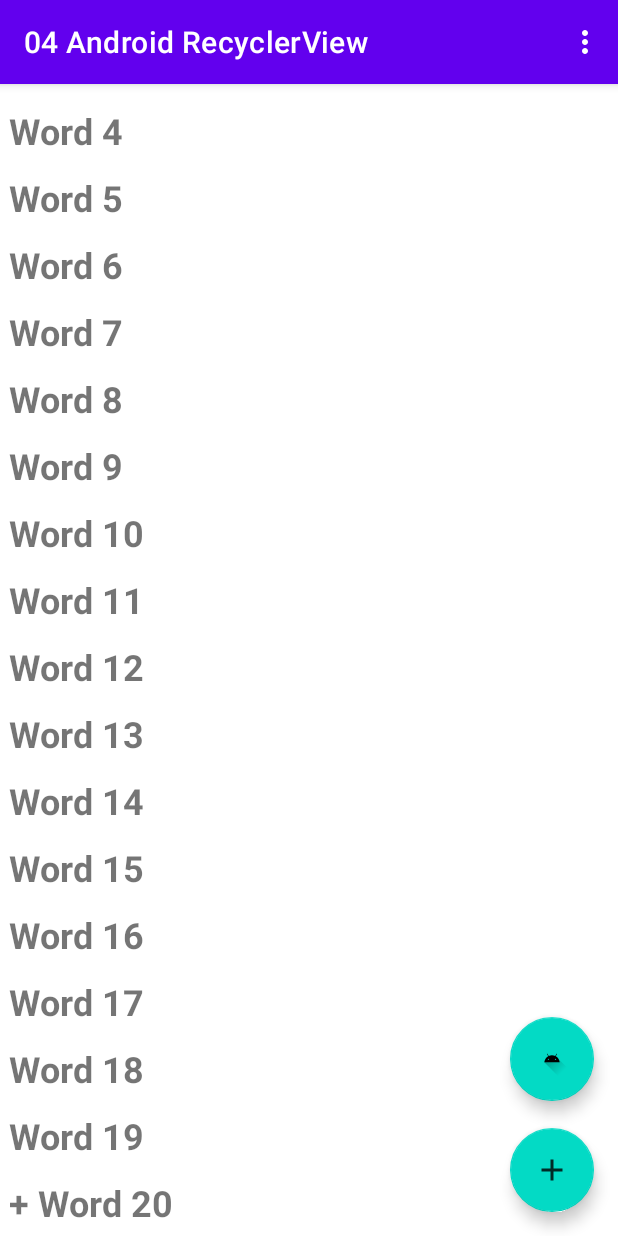
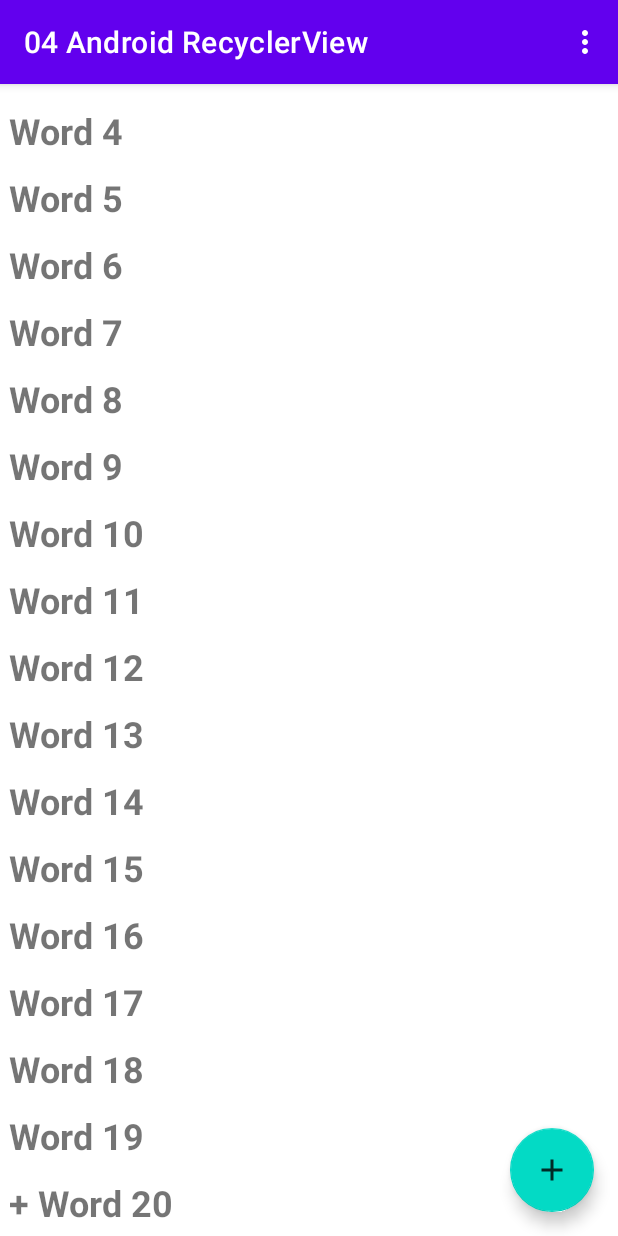
Before and after one commit to AnnisaFitry/04-android-recyclerview, an Android app: the screen it shows after launch (MainActivity), after a tap on an icon or button, on a phone screen of 412 x 824 dp. Run offline under Robolectric (Android 15) with nearby library versions, the phone set to English and light mode, and no system bars.

Commit message:
challenge_fix

```diff
--- a/app/src/main/java/jti/annisafitriy/a04androidrecyclerview/MainActivity.java
+++ b/app/src/main/java/jti/annisafitriy/a04androidrecyclerview/MainActivity.java
@@ -1,22 +1,22 @@
 package jti.annisafitriy.a04androidrecyclerview;
 
+import android.annotation.SuppressLint;
 import android.os.Bundle;
 import android.view.Menu;
 import android.view.MenuItem;
-import android.view.View;
 import androidx.appcompat.widget.Toolbar;
 import androidx.appcompat.app.AppCompatActivity;
 import androidx.recyclerview.widget.LinearLayoutManager;
 import androidx.recyclerview.widget.RecyclerView;
-
 import com.google.android.material.floatingactionbutton.FloatingActionButton;
 
 import java.util.LinkedList;
+import java.util.Objects;
 
 public class MainActivity extends AppCompatActivity {
     private final LinkedList<String> mWordList = new LinkedList<>();
     private RecyclerView mRecyclerView;
-    private WordListAdapter mAdapter;
+
     @Override
     protected void onCreate(Bundle savedInstanceState) {
         super.onCreate(savedInstanceState);
@@ -25,34 +25,20 @@ public class MainActivity extends AppCompatActivity {
         setSupportActionBar(toolbar);
 
         FloatingActionButton fab = findViewById(R.id.fab);
-        fab.setOnClickListener(new View.OnClickListener() {
-            @Override
-            public void onClick(View view) {
-                int wordListSize = mWordList.size();
-                mWordList.addLast("+ Word " + wordListSize);
-                mRecyclerView.getAdapter().notifyItemInserted(wordListSize);
-                mRecyclerView.smoothScrollToPosition(wordListSize);
-            }
+        fab.setOnClickListener(view -> {
+            int wordListSize = mWordList.size();
+            mWordList.addLast("+ Word " + wordListSize);
+            Objects.requireNonNull(mRecyclerView.getAdapter()).notifyItemInserted(wordListSize);
+            mRecyclerView.smoothScrollToPosition(wordListSize);
         });
 
         for (int i = 0; i < 20; i++) {
             mWordList.addLast("Word " + i);
         }
         mRecyclerView = findViewById(R.id.recyclerview);
-        mAdapter = new WordListAdapter(this, mWordList);
+        WordListAdapter mAdapter = new WordListAdapter(this, mWordList);
         mRecyclerView.setAdapter(mAdapter);
         mRecyclerView.setLayoutManager(new LinearLayoutManager(this));
-        FloatingActionButton fab2 = findViewById(R.id.fab2);
-        fab2.setOnClickListener(new View.OnClickListener() {
-            @Override
-            public void onClick(View view) {
-                mWordList.clear();
-                for (int i = 0; i < 20; i++) {
-                    mWordList.addLast("Word " + i);
-                }
-                mAdapter.notifyDataSetChanged();
-            }
-        });
     }
 
     @Override
@@ -62,6 +48,7 @@ public class MainActivity extends AppCompatActivity {
         return true;
     }
 
+    @SuppressLint("NotifyDataSetChanged")
     @Override
     public boolean onOptionsItemSelected(MenuItem item) {
         // Handle action bar item clicks here. The action bar will
@@ -70,7 +57,12 @@ public class MainActivity extends AppCompatActivity {
         int id = item.getItemId();
 
         //noinspection SimplifiableIfStatement
-        if (id == R.id.action_settings) {
+        if (id == R.id.reset) {
+            mWordList.clear();
+            for (int i = 0; i < 20; i++){
+                mWordList.addLast("Word " + i);
+            }
+            Objects.requireNonNull(mRecyclerView.getAdapter()).notifyDataSetChanged();
             return true;
         }
 
--- a/app/src/main/res/layout/activity_main.xml
+++ b/app/src/main/res/layout/activity_main.xml
@@ -27,15 +27,7 @@
         android:layout_height="wrap_content"
         android:layout_gravity="bottom|end"
         android:layout_margin="@dimen/fab_margin"
-        app:srcCompat="@drawable/ic_add_for_fab" />
-
-    <com.google.android.material.floatingactionbutton.FloatingActionButton
-        android:id="@+id/fab2"
-        android:layout_width="wrap_content"
-        android:layout_height="wrap_content"
-        android:layout_gravity="bottom|end"
-        android:layout_marginBottom="90dp"
-        android:layout_marginRight="16dp"
-        app:srcCompat="@drawable/ic_launcher_foreground" />
+        app:srcCompat="@drawable/ic_add_for_fab"
+        tools:ignore="ContentDescription" />
 
 </androidx.coordinatorlayout.widget.CoordinatorLayout>
--- a/app/src/main/res/menu/menu_main.xml
+++ b/app/src/main/res/menu/menu_main.xml
@@ -3,8 +3,8 @@
     xmlns:tools="http://schemas.android.com/tools"
     tools:context="jti.annisafitriy.a04androidrecyclerview.MainActivity">
     <item
-        android:id="@+id/action_settings"
+        android:id="@+id/reset"
         android:orderInCategory="100"
-        android:title="@string/action_settings"
+        android:title="@string/reset"
         app:showAsAction="never" />
 </menu>
--- a/app/src/main/res/values/strings.xml
+++ b/app/src/main/res/values/strings.xml
@@ -1,12 +1,11 @@
 <resources>
     <string name="app_name">04 Android RecyclerView</string>
-    <string name="action_settings">Settings</string>
+    <string name="reset">Reset</string>
     <!-- Strings used for fragments for navigation -->
     <string name="first_fragment_label">First Fragment</string>
     <string name="second_fragment_label">Second Fragment</string>
     <string name="next">Next</string>
     <string name="previous">Previous</string>
-
     <string name="hello_first_fragment">Hello first fragment</string>
     <string name="hello_second_fragment">Hello second fragment. Arg: %1$s</string>
 </resources>
```
